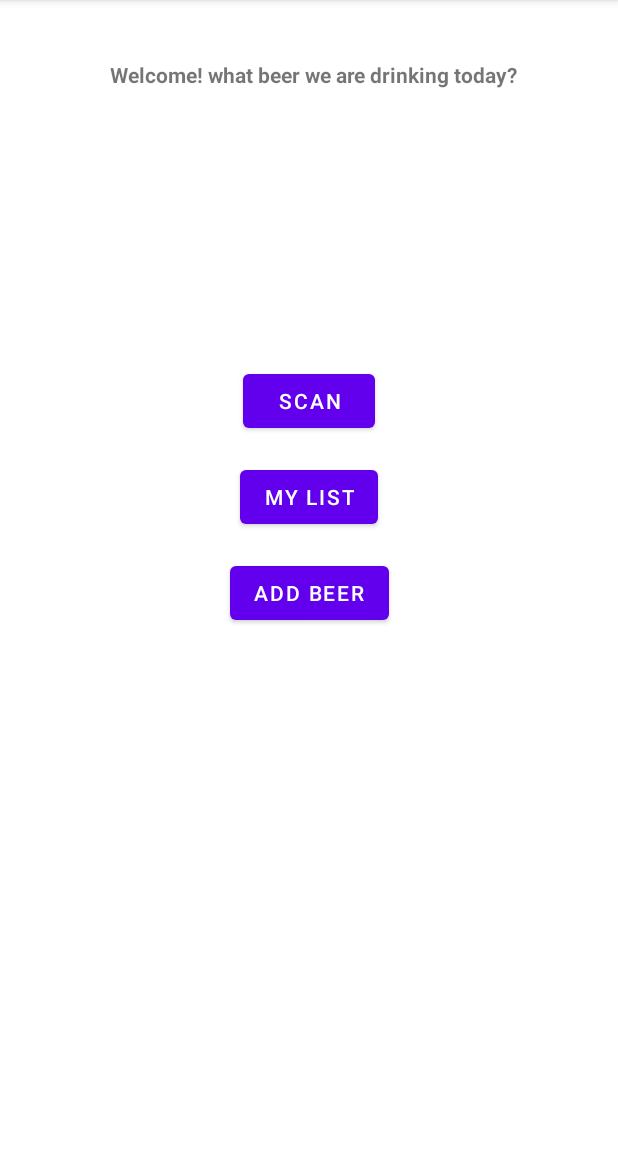
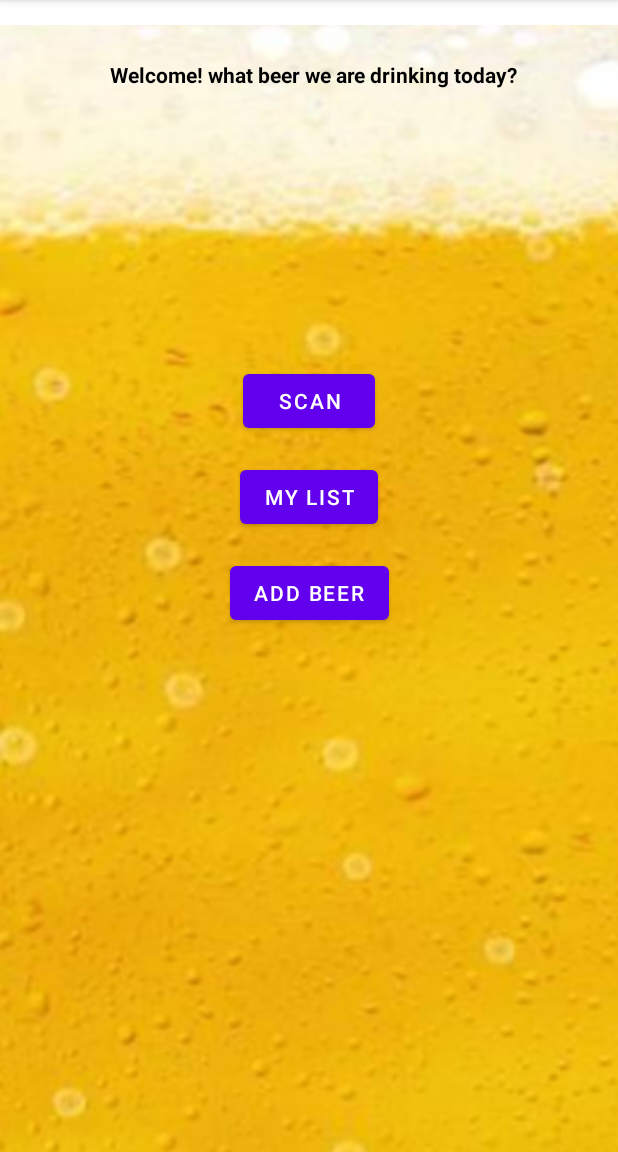
Before and after one commit to asioko01/Beer-Lovers, an Android app: the screen it shows after launch (MainActivity), on a phone screen of 412 x 824 dp, the part 84-1236 px from its top. Run offline under Robolectric (Android 15) with nearby library versions, the phone set to English and light mode, and no system bars; libraries missing offline, so code that uses them is left out: com.google.zxing.integration.

Commit message:
photo in main

```diff
--- a/app/src/main/res/layout/activity_main.xml
+++ b/app/src/main/res/layout/activity_main.xml
@@ -5,6 +5,15 @@
     android:layout_width="match_parent"
     android:layout_height="match_parent"
     tools:context=".MainActivity">
+
+    <ImageView
+        android:id="@+id/imageView6"
+        android:layout_width="545dp"
+        android:layout_height="793dp"
+        app:srcCompat="@drawable/beer3"
+        tools:layout_editor_absoluteX="-35dp"
+        tools:layout_editor_absoluteY="-23dp"
+        tools:ignore="MissingConstraints" />
 
     <TextView
         android:id="@+id/VtxtWelcome"
@@ -14,6 +23,7 @@
         android:layout_marginTop="40dp"
         android:layout_marginEnd="100dp"
         android:text="@string/welcome_msg"
+        android:textColor="#000000"
         android:textStyle="bold"
         app:layout_constraintEnd_toEndOf="parent"
         app:layout_constraintHorizontal_bias="0.452"
```
Also changed, not shown: app/src/main/res/drawable/beer3.png (added), 284 other files.
